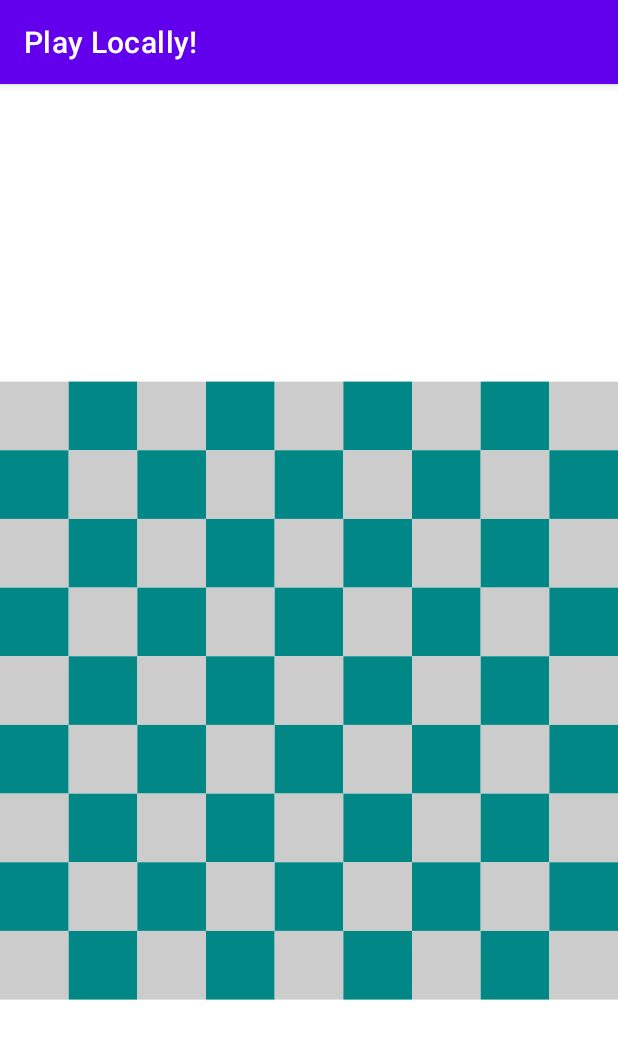
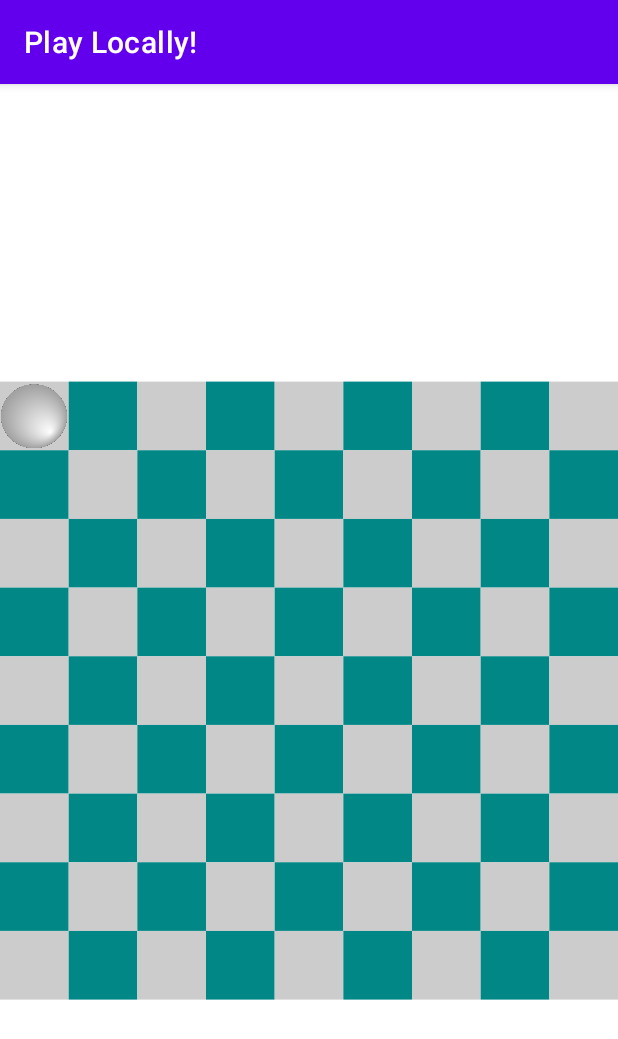
Before and after one commit to KoenKarolos/Weiqi.GO, an Android app: the screen it shows after launch (play_local), on a phone screen of 412 x 824 dp. Shown: the top 1039 px of the screen. Run offline under Robolectric (Android 15) with nearby library versions, the phone set to English and light mode, and no system bars.

Commit message:
Added white_stone.png and black_stone.png to resources. decodedResource as Bitmap in GoBoardView.java.

```diff
--- a/app/src/main/java/com/example/goplayapp/GoBoardView.java
+++ b/app/src/main/java/com/example/goplayapp/GoBoardView.java
@@ -1,9 +1,12 @@
 package com.example.goplayapp;
 
 import android.content.Context;
+import android.graphics.Bitmap;
+import android.graphics.BitmapFactory;
 import android.graphics.Canvas;
 import android.graphics.Color;
 import android.graphics.Paint;
+import android.graphics.Rect;
 import android.util.AttributeSet;
 import android.util.Log;
 import android.view.MotionEvent;
@@ -17,8 +20,10 @@ import static android.content.ContentValues.TAG;
 public class GoBoardView extends View  {
 
     private int counter = 0;
-    private Paint paint;
     int teal = ContextCompat.getColor(getContext(), R.color.teal_700);
+
+    private Bitmap whiteStoneBitmap = BitmapFactory.decodeResource(getContext().getResources() ,R.drawable.white_stone);
+    private Paint paint = new Paint();
 
     public GoBoardView(Context context, @Nullable AttributeSet attrs) {
         super(context, attrs);
@@ -26,13 +31,18 @@ public class GoBoardView extends View  {
 
     @Override
     protected void onDraw(Canvas canvas) {
-        paint = new Paint();
         paint.setColor(Color.LTGRAY);
 
         float width = getWidth();
         float height = getHeight();
         float init_height = height/5;
         float cell_9 = width/9;
+
+        Rect singleCell = new Rect(
+                0,
+                (int)init_height,
+                (int)cell_9,
+                (int)(init_height+cell_9));
 
         for(int column=0;column<9;column++){
             for(int row=0;row<9;row++){
@@ -49,6 +59,7 @@ public class GoBoardView extends View  {
 
             }
         }
+        canvas.drawBitmap(whiteStoneBitmap, null, singleCell, paint);
         super.onDraw(canvas);
     }
 
@@ -56,7 +67,8 @@ public class GoBoardView extends View  {
     public boolean onTouchEvent(MotionEvent event) {
         switch (event.getAction()){
             case MotionEvent.ACTION_DOWN:
-                paint.setColor(Color.BLACK);
+                float x=event.getX();
+                float y=event.getY();
                 Log.d(TAG,"click " + counter);
                 counter += 1;
         }
--- a/app/src/main/res/layout/activity_local.xml
+++ b/app/src/main/res/layout/activity_local.xml
@@ -10,6 +10,9 @@
         android:id="@+id/GoBoard"
         android:layout_width="wrap_content"
         android:layout_height="wrap_content"
+        app:layout_constraintBottom_toBottomOf="parent"
+        app:layout_constraintEnd_toEndOf="parent"
+        app:layout_constraintStart_toStartOf="parent"
         app:layout_constraintTop_toTopOf="parent" />
 
     <TextView
@@ -18,6 +21,7 @@
         android:layout_height="669dp"
         app:layout_constraintBottom_toBottomOf="parent"
         app:layout_constraintEnd_toEndOf="@+id/GoBoard"
+        app:layout_constraintHorizontal_bias="0.0"
         app:layout_constraintStart_toStartOf="parent"
         app:layout_constraintTop_toTopOf="parent"
         app:layout_constraintVertical_bias="1.0">
```
Also changed, not shown: app/src/main/res/drawable/black_stone.png (added), app/src/main/res/drawable/white_stone.png (added).
